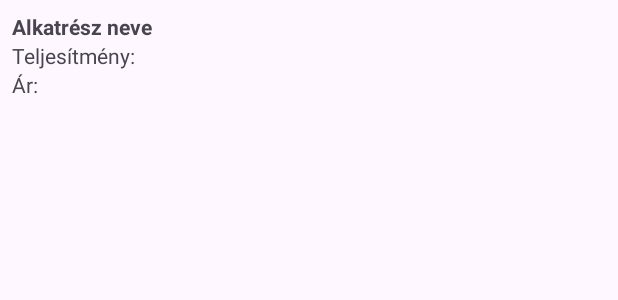
After one commit to Oti2999/MobilAndroid, an Android app: the layout compare_item.xml on its own in the app's theme, with its tools: preview values and no code run, on a phone screen of 412 x 824 dp. The commit adds this screen. Shown: the top 300 px of the screen. Run offline under Robolectric (Android 15) with nearby library versions, the phone set to English and light mode, and no system bars.

Commit message:
CPU compare elkezdése

```diff
--- /dev/null
+++ b/app/src/main/res/layout/compare_item.xml
@@ -0,0 +1,41 @@
+<!-- compare_item.xml -->
+<LinearLayout xmlns:android="http://schemas.android.com/apk/res/android"
+    android:layout_width="match_parent"
+    android:layout_height="wrap_content"
+    android:orientation="vertical"
+    android:padding="8dp">
+
+    <TextView
+        android:id="@+id/compareItemName"
+        android:layout_width="wrap_content"
+        android:layout_height="wrap_content"
+        android:text="Alkatrész neve"
+        android:textStyle="bold" />
+
+    <TextView
+        android:id="@+id/compareItemPerformance"
+        android:layout_width="wrap_content"
+        android:layout_height="wrap_content"
+        android:text="Teljesítmény:" />
+
+    <TextView
+        android:id="@+id/compareItemPrice"
+        android:layout_width="wrap_content"
+        android:layout_height="wrap_content"
+        android:text="Ár:" />
+
+    <!-- Extra mezők CPU/GPU specifikus információkhoz -->
+    <TextView
+        android:id="@+id/compareItemExtra1"
+        android:layout_width="wrap_content"
+        android:layout_height="wrap_content"
+        android:text="Extra1"
+        android:visibility="gone" />
+
+    <TextView
+        android:id="@+id/compareItemExtra2"
+        android:layout_width="wrap_content"
+        android:layout_height="wrap_content"
+        android:text="Extra2"
+        android:visibility="gone" />
+</LinearLayout>
```
Also changed, not shown: app/src/main/java/com/example/hf/activites/CompareActivity.java (+126 -9 lines), app/src/main/java/com/example/hf/adapters/CompareAdapter.java (added, +87 -0 lines), app/src/main/java/com/example/hf/models/Compare.java (added, +41 -0 lines), app/src/main/res/layout/activity_compare.xml (+44 -7 lines).
